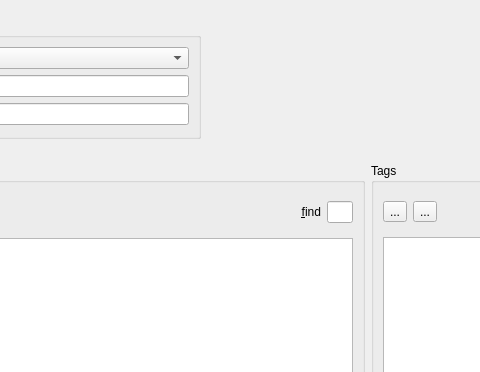
Old version of the form ui/pydosh.ui in the repository innerhippy/pydosh; both pictures show x 423 to 903 and y 0 to 372 of the 1092 by 745 pixel window.
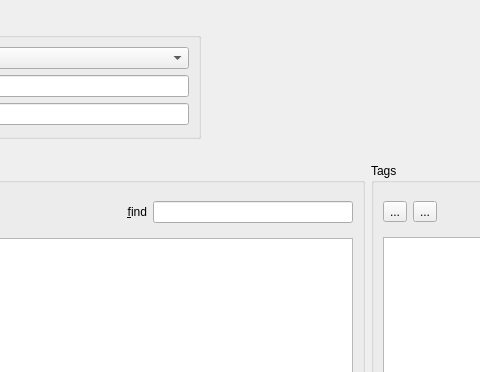
New version of the form. Icons and pictures are not drawn. Custom widgets are drawn as their Qt base class.

Commit message: Removed whitespace and set min length on Find line edit

What changed in the file:
```diff
--- a/ui/pydosh.ui
+++ b/ui/pydosh.ui
@@ -374,6 +374,12 @@
                  <verstretch>0</verstretch>
                 </sizepolicy>
                </property>
+               <property name="minimumSize">
+                <size>
+                 <width>200</width>
+                 <height>0</height>
+                </size>
+               </property>
                <property name="toolTip">
                 <string>&lt;html&gt;&lt;head/&gt;&lt;body&gt;&lt;p&gt;find records matching description &lt;/p&gt;&lt;/body&gt;&lt;/html&gt;</string>
                </property>
```
The commit also changes 2 other files.
